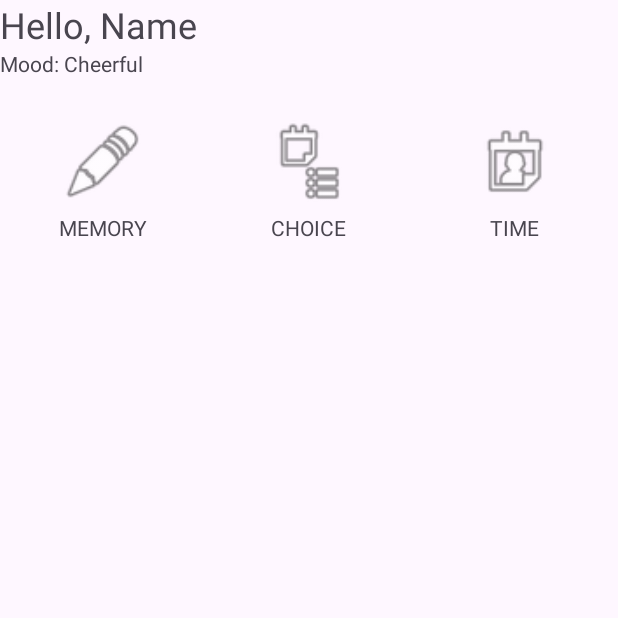
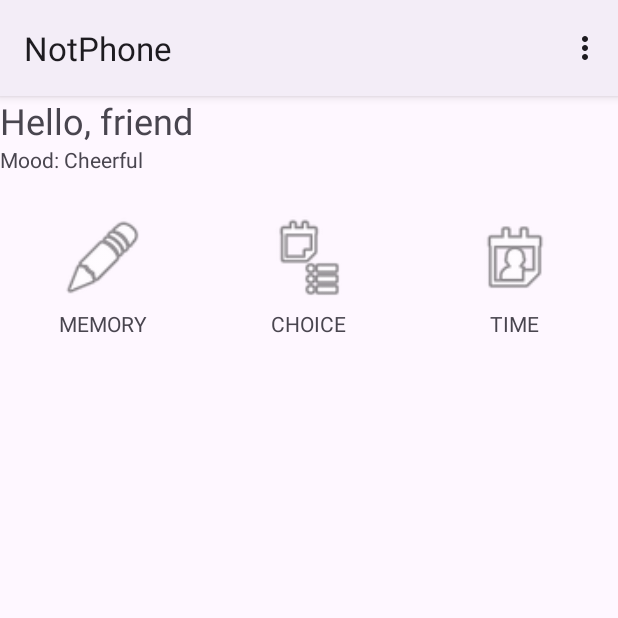
Before and after one commit to fttmmz/NotPhone-, an Android app: the HomeActivity screen opened directly, with no data from a screen before it, on a phone screen of 412 x 824 dp, the top half of it. Run offline under Robolectric (Android 15) with nearby library versions, the phone set to English and light mode, and no system bars.

Commit message:
setup nokia and android theme.

```diff
--- a/app/src/main/AndroidManifest.xml
+++ b/app/src/main/AndroidManifest.xml
@@ -1,6 +1,8 @@
 <?xml version="1.0" encoding="utf-8"?>
 <manifest xmlns:android="http://schemas.android.com/apk/res/android"
     xmlns:tools="http://schemas.android.com/tools">
+
+    <uses-permission android:name="android.permission.POST_NOTIFICATIONS" />
 
     <application
         android:allowBackup="true"
--- a/app/src/main/java/com/example/notphone/logic/Keys.java
+++ b/app/src/main/java/com/example/notphone/logic/Keys.java
@@ -14,4 +14,5 @@ public final class Keys {
     public static final int REQ_PROOF      = 101;
     public static final int REQ_ALARM      = 102;
     public static final int REQ_PREP_TASKS = 103;
+    public static final int REQ_NOTIFICATIONS = 104;
 }
--- a/app/src/main/res/layout/activity_setup.xml
+++ b/app/src/main/res/layout/activity_setup.xml
@@ -17,7 +17,7 @@
                 android:layout_height="wrap_content"
                 android:ems="10"
                 android:inputType="text"
-                android:text="Name" />
+                android:hint="Enter your name" />
 
             <RadioGroup
                 android:id="@+id/rgInterface"
--- /dev/null
+++ b/app/src/main/res/menu/menu_home.xml
@@ -0,0 +1,9 @@
+<?xml version="1.0" encoding="utf-8"?>
+<menu xmlns:android="http://schemas.android.com/apk/res/android"
+    xmlns:app="http://schemas.android.com/apk/res-auto">
+
+    <item
+        android:id="@+id/action_chaos"
+        android:title="@string/system_menu_chaos"
+        app:showAsAction="never" />
+</menu>
--- a/app/src/main/res/values-night/themes.xml
+++ b/app/src/main/res/values-night/themes.xml
@@ -1,6 +1,6 @@
 <resources xmlns:tools="http://schemas.android.com/tools">
     <!-- Base application theme. -->
-    <style name="Base.Theme.NotPhone" parent="Theme.Material3.DayNight.NoActionBar">
+    <style name="Base.Theme.NotPhone" parent="Theme.Material3.DayNight">
         <!-- Customize your dark theme here. -->
         <!-- <item name="colorPrimary">@color/my_dark_primary</item> -->
     </style>
--- a/app/src/main/res/values/strings.xml
+++ b/app/src/main/res/values/strings.xml
@@ -13,4 +13,17 @@
     <string name="system_nokia_menu">1  MEMORY\n2  CHOICE\n3  TIME</string>
     <string name="system_key_empty">Key %1$d: nothing here. Very Nokia.</string>
     <string name="system_key_symbol">That key is only for decoration.</string>
+    <string name="system_channel_name">NotPhone messages</string>
+    <string name="system_test_title">NotPhone</string>
+    <string name="system_test_text">Your phone has opinions about you.</string>
+    <string name="system_menu_chaos">Chaos Level</string>
+    <string name="system_chaos_title">How chaotic should your phone be?</string>
+    <string name="system_chaos_saved">Chaos set to: %1$s</string>
+    <string name="system_save">Save</string>
+    <string name="system_cancel">Cancel</string>
+    <string-array name="system_chaos_levels">
+        <item>Off (boring and safe)</item>
+        <item>Mild</item>
+        <item>Unhinged</item>
+    </string-array>
 </resources>
--- a/app/src/main/res/values/themes.xml
+++ b/app/src/main/res/values/themes.xml
@@ -1,6 +1,6 @@
 <resources xmlns:tools="http://schemas.android.com/tools">
     <!-- Base application theme. -->
-    <style name="Base.Theme.NotPhone" parent="Theme.Material3.DayNight.NoActionBar">
+    <style name="Base.Theme.NotPhone" parent="Theme.Material3.DayNight">
         <!-- Customize your light theme here. -->
         <!-- <item name="colorPrimary">@color/my_light_primary</item> -->
     </style>
```
Also changed, not shown: app/src/main/java/com/example/notphone/logic/NotificationHelper.java (added, +76 -0 lines), app/src/main/java/com/example/notphone/ui/system/HomeActivity.java (+56 -0 lines), app/src/main/res/layout/dialog_chaos.xml (added, +21 -0 lines).
